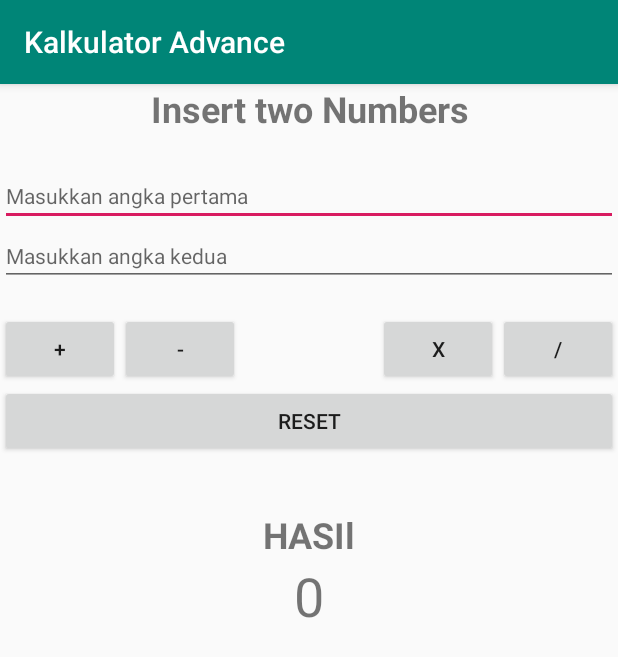
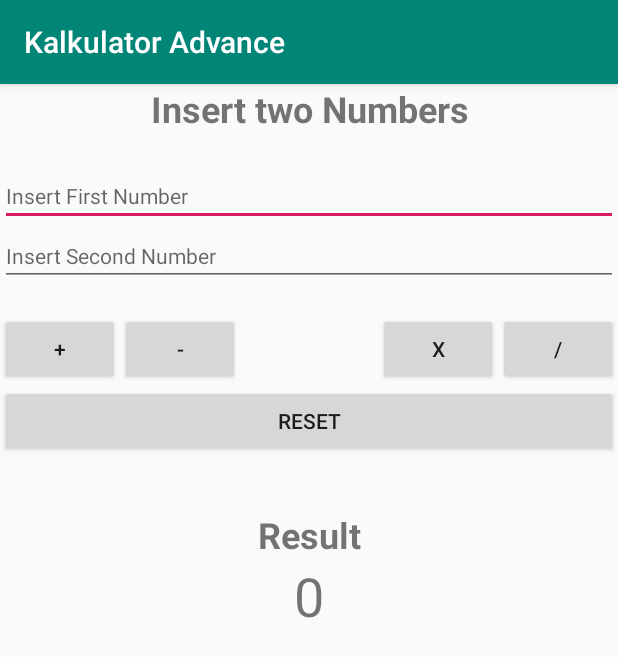
Before and after one commit to Sakadyk/Junior-Mobile-Programmer, an Android app: the CalculatorActivity screen opened directly, with no data from a screen before it, on a phone screen of 412 x 824 dp. Shown: the top 657 px of the screen. Run offline under Robolectric (Android 15) with nearby library versions, the phone set to English and light mode, and no system bars.

Commit message:
mengubah text dari bahasa indonesia menjadi bahasa inggris

```diff
--- a/app/src/main/res/layout/activity_calculator.xml
+++ b/app/src/main/res/layout/activity_calculator.xml
@@ -23,7 +23,7 @@
         android:inputType="number"
         android:ems="10"
         android:id="@+id/angka_pertama"
-        android:hint="Masukkan angka pertama"
+        android:hint="Insert First Number "
         android:textSize="14sp"
         android:layout_below="@+id/textView5"
         android:layout_alignParentLeft="true"
@@ -39,7 +39,7 @@
         android:layout_alignParentLeft="true"
         android:layout_alignParentStart="true"
         android:id="@+id/angka_kedua"
-        android:hint="Masukkan angka kedua"
+        android:hint="Insert Second Number"
         android:textSize="14sp" />
 
     <TextView
@@ -65,7 +65,7 @@
         android:textAlignment="center" />
 
     <TextView
-        android:text="HASIl"
+        android:text= "Result"
         android:layout_width="match_parent"
         android:layout_height="wrap_content"
         android:id="@+id/textView1"
```
